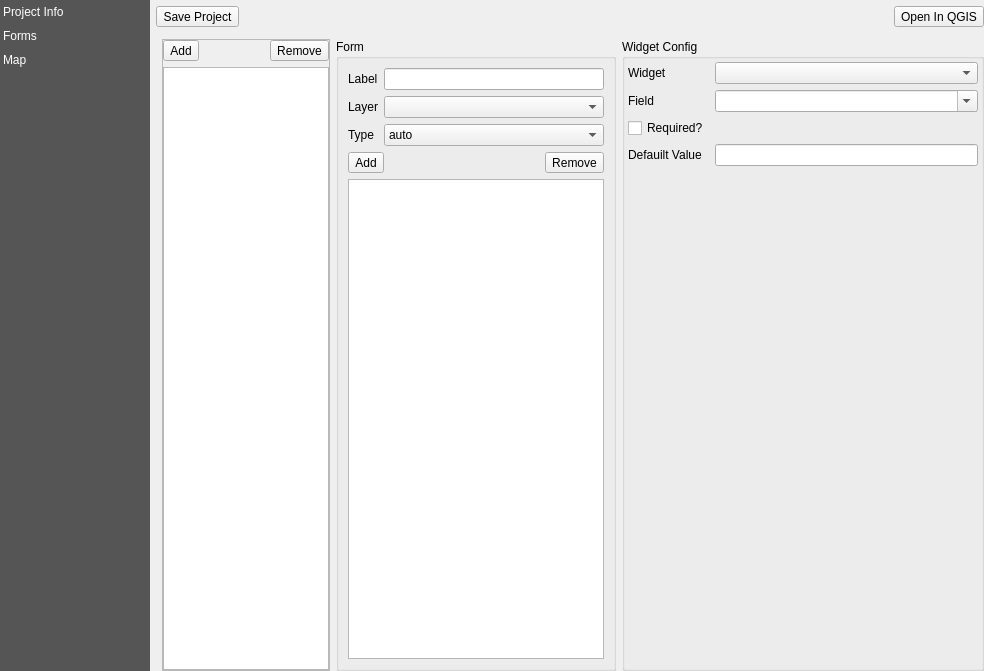
Above: src/configmanager/ui/ui_projectwidget.ui from roam-qgis/Roam before the change. Below: the same form after it.
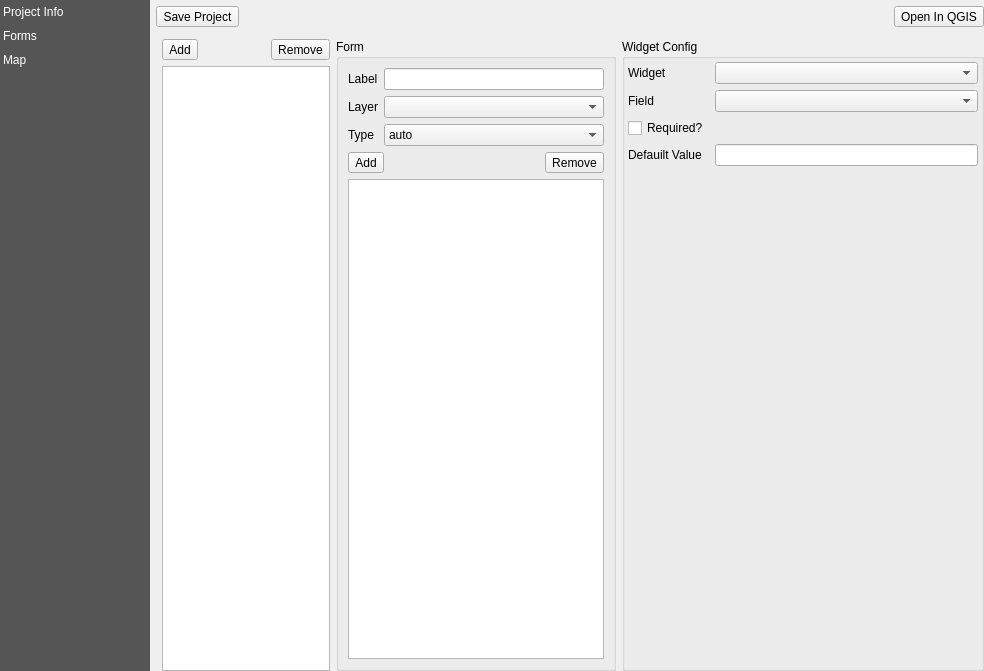
That is the form after the change. Custom widgets are drawn as their Qt base class.

Commit message: Fix crash on widget data change Tweak UI font and style.

Diff of the .ui file:
```diff
--- a/src/configmanager/ui/ui_projectwidget.ui
+++ b/src/configmanager/ui/ui_projectwidget.ui
@@ -305,7 +305,7 @@
                 </sizepolicy>
                </property>
                <property name="editable">
-                <bool>true</bool>
+                <bool>false</bool>
                </property>
               </widget>
              </item>
@@ -453,7 +453,7 @@
           </size>
          </property>
          <property name="frameShape">
-          <enum>QFrame::StyledPanel</enum>
+          <enum>QFrame::NoFrame</enum>
          </property>
          <property name="frameShadow">
           <enum>QFrame::Raised</enum>
```
The commit also changes 3 other files.
